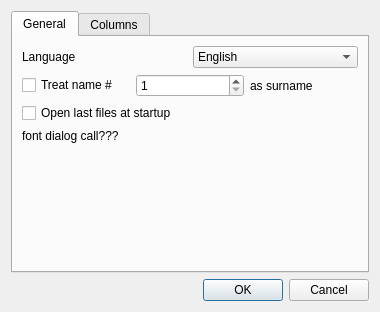
DarkHobbit/doublecontact, file src/settingsdialog.ui: the form before one commit.
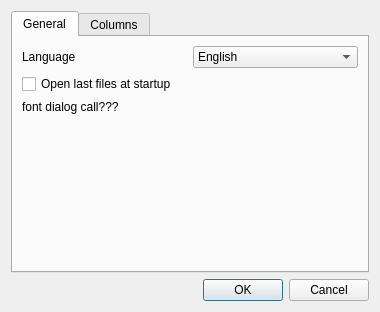
The form after the commit.

```diff
--- a/src/settingsdialog.ui
+++ b/src/settingsdialog.ui
@@ -49,31 +49,6 @@
          </item>
         </layout>
        </item>
-       <item>
-        <layout class="QHBoxLayout" name="horizontalLayout_2">
-         <item>
-          <widget class="QCheckBox" name="cbSurname">
-           <property name="text">
-            <string>Treat name #</string>
-           </property>
-          </widget>
-         </item>
-         <item>
-          <widget class="QSpinBox" name="sbSurname">
-           <property name="minimum">
-            <number>1</number>
-           </property>
-          </widget>
-         </item>
-         <item>
-          <widget class="QLabel" name="lbSurname">
-           <property name="text">
-            <string>as surname</string>
-           </property>
-          </widget>
-         </item>
-        </layout>
-       </item>
        <item>
         <widget class="QCheckBox" name="cbOpenLastFilesAtStartup">
          <property name="text">
```
Left out of the diff: 6 changed lines with no effect on the pictures.
